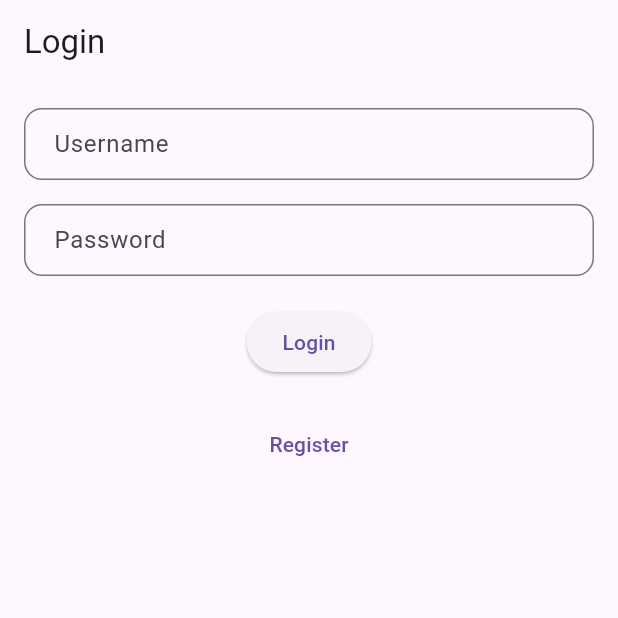
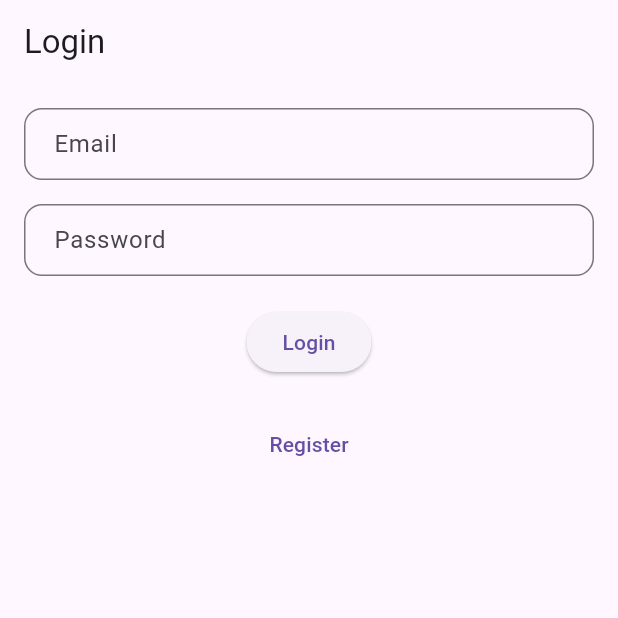
Before and after one commit to shiraz301/expensetracker, a Flutter app: the screen it shows after launch, on a phone screen of 412 x 824 dp, the top half of it. Run offline on Flutter 3.47's test engine with Material 3 defaults, Android fonts, the phone set to English and light mode, and no system bars; our stand-ins replace shared_preferences, syncfusion_flutter_charts.

```diff
--- a/lib/models/category.dart
+++ b/lib/models/category.dart
@@ -11,3 +11,4 @@ class Category {
     );
   }
 }
+//Model for categories
--- a/lib/models/expense.dart
+++ b/lib/models/expense.dart
@@ -35,3 +35,4 @@ class Expense {
     );
   }
 }
+//Model for expenses
--- a/lib/models/user.dart
+++ b/lib/models/user.dart
@@ -1,13 +1,13 @@
 class User {
-  String username;
+  String email;
   String password;
 
-  User({required this.username, required this.password});
+  User({required this.email, required this.password});
 
   // Convert User object to map
   Map<String, dynamic> toMap() {
     return {
-      'username': username,
+      'email': email,
       'password': password,
     };
   }
@@ -15,8 +15,9 @@ class User {
   // Convert map to User object
   factory User.fromMap(Map<String, dynamic> map) {
     return User(
-      username: map['username'],
+      email: map['email'],
       password: map['password'],
     );
   }
 }
+// Model for Users
--- a/lib/screens/login_screen.dart
+++ b/lib/screens/login_screen.dart
@@ -1,6 +1,5 @@
 import 'package:flutter/material.dart';
 import '../utils/shared_preferences_helper.dart';
-import '../models/user.dart';
 import 'home_screen.dart';
 import 'registration_screen.dart';
 
@@ -10,9 +9,21 @@ class LoginScreen extends StatefulWidget {
 }
 
 class _LoginScreenState extends State<LoginScreen> {
-  final _usernameController = TextEditingController();
+  final _emailController = TextEditingController();
   final _passwordController = TextEditingController();
-  final _formKey = GlobalKey<FormState>(); // For form validation
+  final _formKey = GlobalKey<FormState>();
+
+  // Function to validate the email
+  String? _validateEmail(String? value) {
+    if (value == null || value.isEmpty) {
+      return 'Email is required';
+    }
+    final emailRegex = RegExp(r'^[a-zA-Z0-9._%+-]+@[a-zA-Z0-9.-]+\.[a-zA-Z]{2,}$');
+    if (!emailRegex.hasMatch(value)) {
+      return 'Please enter a valid email';
+    }
+    return null;
+  }
 
   // Function to validate the password
   String? _validatePassword(String? value) {
@@ -28,16 +39,18 @@ class _LoginScreenState extends State<LoginScreen> {
   void _login() async {
     if (_formKey.currentState?.validate() ?? false) {
       final user = await SharedPreferencesHelper.getUser();
-      final username = _usernameController.text;
+      final email = _emailController.text;
       final password = _passwordController.text;
 
-      if (user != null && user.username == username && user.password == password) {
+      if (user != null && user.email == email && user.password == password) {
         Navigator.pushReplacement(
           context,
           MaterialPageRoute(builder: (context) => HomeScreen()),
         );
       } else {
-        ScaffoldMessenger.of(context).showSnackBar(SnackBar(content: Text('Invalid Username or Password')));
+        ScaffoldMessenger.of(context).showSnackBar(
+          SnackBar(content: Text('Invalid Email or Password')),
+        );
       }
     }
   }
@@ -60,24 +73,19 @@ class _LoginScreenState extends State<LoginScreen> {
           child: Column(
             crossAxisAlignment: CrossAxisAlignment.center,
             children: [
-              // Username Field
+              // Email Field with validation
               TextFormField(
-                controller: _usernameController,
+                controller: _emailController,
                 decoration: InputDecoration(
-                  labelText: 'Username',
+                  labelText: 'Email',
                   border: OutlineInputBorder(borderRadius: BorderRadius.circular(12)),
                   contentPadding: EdgeInsets.symmetric(horizontal: 16, vertical: 12),
                 ),
-                validator: (value) {
-                  if (value == null || value.isEmpty) {
-                    return 'Username is required';
-                  }
-                  return null;
-                },
+                validator: _validateEmail, // Validate email format
               ),
               SizedBox(height: 16),
 
-              // Password Field
+              // Password Field with validation
               TextFormField(
                 controller: _passwordController,
                 obscureText: true,
@@ -86,7 +94,7 @@ class _LoginScreenState extends State<LoginScreen> {
                   border: OutlineInputBorder(borderRadius: BorderRadius.circular(12)),
                   contentPadding: EdgeInsets.symmetric(horizontal: 16, vertical: 12),
                 ),
-                validator: _validatePassword,
+                validator: _validatePassword, // Validate password length
               ),
               SizedBox(height: 20),
 
--- a/lib/screens/statistics_screen.dart
+++ b/lib/screens/statistics_screen.dart
@@ -1,5 +1,5 @@
 import 'package:flutter/material.dart';
-import 'package:syncfusion_flutter_charts/charts.dart';  // Import Syncfusion Charts
+import 'package:syncfusion_flutter_charts/charts.dart';
 import '../models/expense.dart';
 import '../utils/shared_preferences_helper.dart';
 
@@ -29,7 +29,7 @@ class _StatisticsScreenState extends State<StatisticsScreen> {
 
     setState(() {
       expenses = loadedExpenses;
-      totalAmount = total;  // Update total amount
+      totalAmount = total;
     });
   }
 
--- a/lib/utils/category_service.dart
+++ b/lib/utils/category_service.dart
@@ -2,7 +2,8 @@ import 'dart:convert';
 import 'package:http/http.dart' as http;
 
 class CategoryService {
-  static const String baseUrl = 'http://localhost:5000/categories';  // Your backend URL
+  // Machine's IP with API Call
+  static const String baseUrl = 'http://192.168.18.11:5000/categories';
 
   // Fetch categories from the API
   static Future<List<String>> getCategories() async {
--- a/lib/utils/shared_preferences_helper.dart
+++ b/lib/utils/shared_preferences_helper.dart
@@ -4,34 +4,35 @@ import 'dart:convert';
 import '../models/expense.dart';
 
 class SharedPreferencesHelper {
-  static const _userKey = 'user';
+  static const _emailKey = 'email';
   static const _passwordKey = 'password';
   static const String _expensesKey = 'expenses';
 
-  // Save user data permanently
+  // Save user data permanently (email and password)
   static Future<void> saveUser(User user) async {
     final prefs = await SharedPreferences.getInstance();
-    prefs.setString(_userKey, user.username);
+    prefs.setString(_emailKey, user.email);
     prefs.setString(_passwordKey, user.password);
   }
 
-  // Get user data
+  // Get user data (email and password)
   static Future<User?> getUser() async {
     final prefs = await SharedPreferences.getInstance();
-    final username = prefs.getString(_userKey);
+    final email = prefs.getString(_emailKey);
     final password = prefs.getString(_passwordKey);
-    if (username != null && password != null) {
-      return User(username: username, password: password);
+    if (email != null && password != null) {
+      return User(email: email, password: password);
     }
-    return null; // Return null if no user data is stored
+    return null;
   }
 
   // Clear user data (delete user from SharedPreferences)
   static Future<void> clearUser() async {
     final prefs = await SharedPreferences.getInstance();
-    prefs.remove(_userKey);
+    prefs.remove(_emailKey);
     prefs.remove(_passwordKey);
   }
+
 
   // Save expenses to SharedPreferences
   static Future<void> saveExpenses(List<Expense> expenses) async {
@@ -62,5 +63,4 @@ class SharedPreferencesHelper {
 
     await saveExpenses(updatedExpenses);
   }
-
 }
```
Also changed, not shown: lib/screens/add_expense_screen.dart (+13 -8 lines), lib/screens/expense_details_screen.dart (+25 -6 lines), lib/screens/home_screen.dart (+15 -10 lines), lib/screens/registration_screen.dart (+49 -13 lines), 4 other files.
